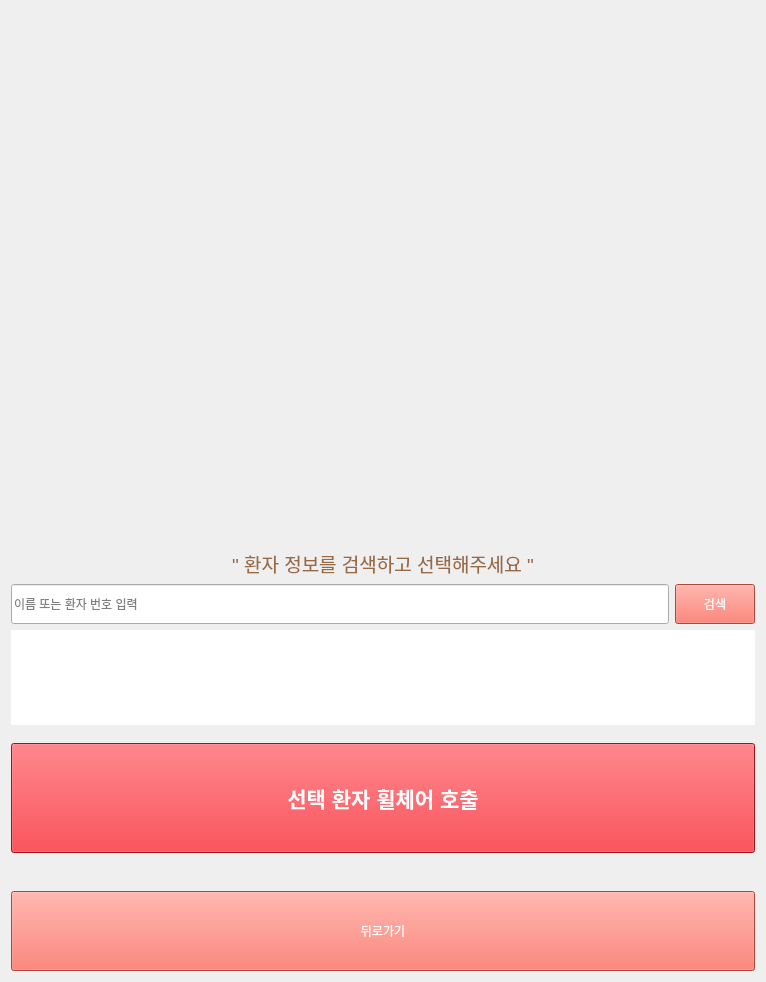
Above: Hospital_Terminal/kiosk_search.ui from Heo157/Project-Hospital-Autonomous-Wheelchair before the change. Below: the same form after it.
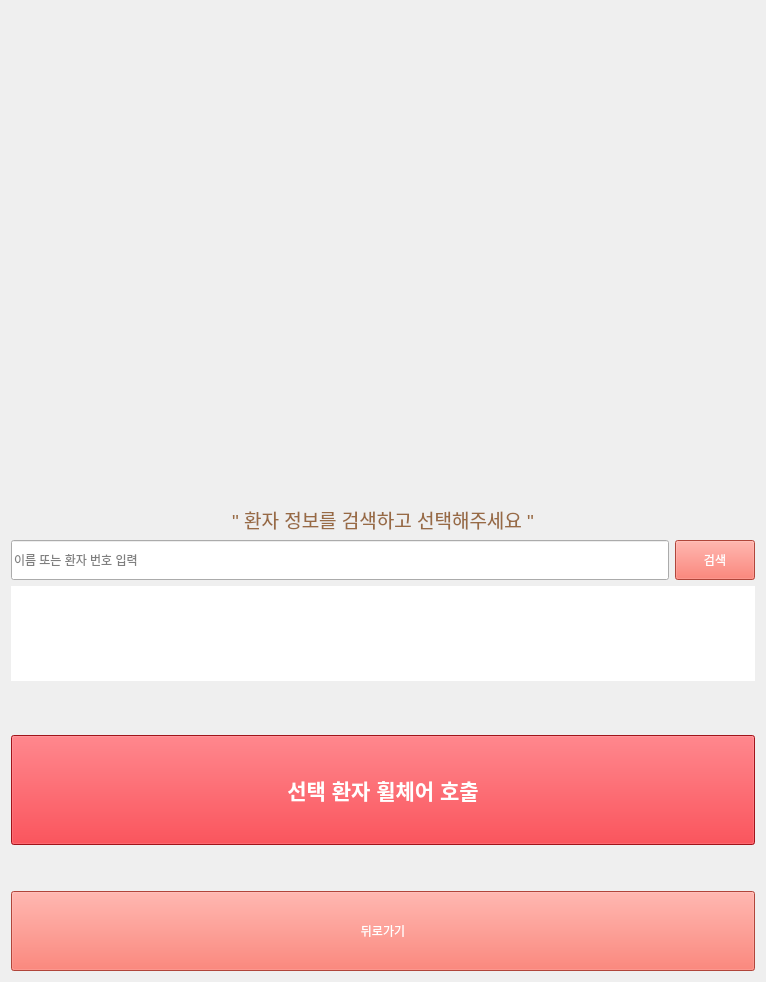
That is the form after the change. Icons and pictures are not drawn.

Diff of the .ui file:
```diff
--- a/Hospital_Terminal/kiosk_search.ui
+++ b/Hospital_Terminal/kiosk_search.ui
@@ -19,7 +19,7 @@
      <property name="minimumSize">
       <size>
        <width>0</width>
-       <height>520</height>
+       <height>440</height>
       </size>
      </property>
      <property name="maximumSize">
@@ -611,7 +611,6 @@
      <property name="font">
       <font>
        <pointsize>16</pointsize>
-       <weight>75</weight>
        <bold>true</bold>
       </font>
      </property>
```
